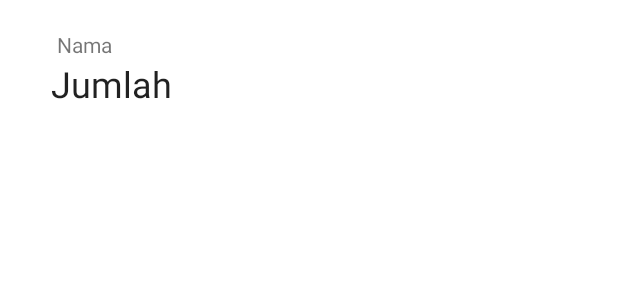
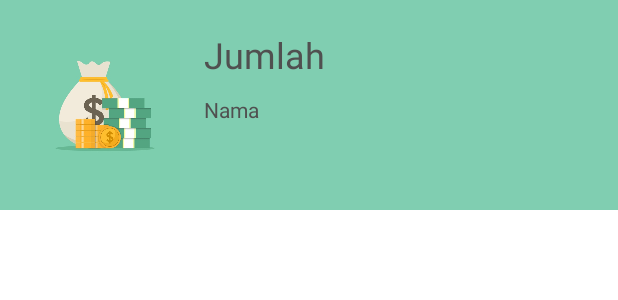
Before and after one commit to CloudDear/TugasBesar_MBanking_18_Revisi, an Android app: the layout rv_transaksi.xml on its own in the app's theme, with its tools: preview values and no code run, on a phone screen of 412 x 824 dp. Shown: the top 300 px of the screen. Run offline under Robolectric (Android 15) with nearby library versions, the phone set to English and light mode, and no system bars.

Commit message:
Memperbaiki Recycle View, User Profile

```diff
--- a/app/src/main/res/layout/activity_user_profile.xml
+++ b/app/src/main/res/layout/activity_user_profile.xml
@@ -16,7 +16,9 @@
         <LinearLayout
             android:layout_width="match_parent"
             android:layout_height="300dp"
-            android:background="#742AD6"
+            android:background="@drawable/moneyprofile"
+            android:backgroundTint="#59FFFFFF"
+            android:backgroundTintMode="src_over"
             android:orientation="vertical">
 
             <androidx.cardview.widget.CardView
@@ -30,7 +32,7 @@
                 <ImageView
                     android:layout_width="match_parent"
                     android:layout_height="match_parent"
-                    android:src="@drawable/ic_person" />
+                    android:src="@drawable/avatarprofile" />
             </androidx.cardview.widget.CardView>
 
             <TextView
@@ -40,8 +42,9 @@
                 android:layout_gravity="center_horizontal"
                 android:layout_marginTop="10dp"
                 android:layout_marginBottom="10dp"
+                android:fontFamily="sans-serif-medium"
                 android:text="NAME"
-                android:textColor="@color/white"
+                android:textColor="#2E2E2E"
                 android:textSize="30dp"
                 android:textStyle="bold" />
         </LinearLayout>
@@ -138,7 +141,8 @@
             <ImageView
                 android:layout_width="45dp"
                 android:layout_height="45dp"
-                android:src="@drawable/ic_email"/>
+                android:src="@drawable/ic_email"
+                />
 
             <TextView
                 android:id="@+id/textViewEmail"
--- a/app/src/main/res/layout/rv_transaksi.xml
+++ b/app/src/main/res/layout/rv_transaksi.xml
@@ -3,27 +3,46 @@
     xmlns:app="http://schemas.android.com/apk/res-auto"
     android:layout_width="match_parent"
     android:layout_height="wrap_content"
+    xmlns:tools="http://schemas.android.com/tools"
     android:orientation="vertical"
-    android:padding="20dp">
+    android:padding="20dp"
+    android:background="#80CEB1"
+    >
+
+    <ImageView
+        android:layout_width="100dp"
+        android:layout_height="100dp"
+        android:id="@+id/moneybag"
+        android:src="@drawable/moneybag"
+        app:layout_constraintLeft_toLeftOf="parent"
+        app:layout_constraintTop_toTopOf="parent"
+
+        tools:ignore="ImageContrastCheck"
+
+        />
 
     <TextView
         android:id="@+id/tv_balance"
         style="@style/TextAppearance.MaterialComponents.Headline5"
-        android:layout_width="wrap_content"
-        android:layout_height="wrap_content"
-        android:layout_marginStart="14dp"
+        android:layout_width="236dp"
+        android:layout_height="39dp"
+        app:layout_constraintTop_toTopOf="parent"
         android:text="Jumlah"
-        app:layout_constraintBottom_toBottomOf="parent"
-        app:layout_constraintStart_toStartOf="parent"/>
+        android:textColor="#505050"
+        android:layout_marginStart="16dp"
+        app:layout_constraintLeft_toRightOf="@+id/moneybag"/>
+
     <TextView
         android:id="@+id/tv_details"
-        android:layout_width="wrap_content"
-        android:layout_height="wrap_content"
+        android:layout_width="236dp"
+        android:layout_height="32dp"
         android:text="Nama"
-        app:layout_constraintBottom_toTopOf="@+id/tv_balance"
-        app:layout_constraintEnd_toEndOf="parent"
-        app:layout_constraintHorizontal_bias="0.054"
-        app:layout_constraintStart_toStartOf="parent"
-        app:layout_constraintTop_toTopOf="parent"
-        app:layout_constraintVertical_bias="0.761"/>
+        android:textColor="#505050"
+        android:layout_marginStart="16dp"
+        android:layout_marginTop="4dp"
+        android:ellipsize="none"
+        android:scrollHorizontally="true"
+        app:layout_constraintLeft_toRightOf="@+id/moneybag"
+        app:layout_constraintTop_toBottomOf="@+id/tv_balance"
+        />
 </androidx.constraintlayout.widget.ConstraintLayout>
```
Also changed, not shown: app/src/main/res/drawable/avatarprofile.jpg (added), app/src/main/res/drawable/moneybag.jpg (added), app/src/main/res/drawable/moneyprofile.jpg (added).
